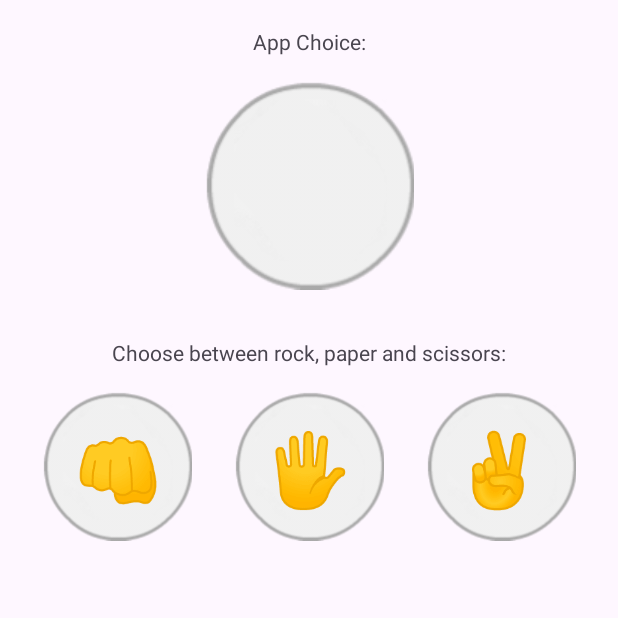
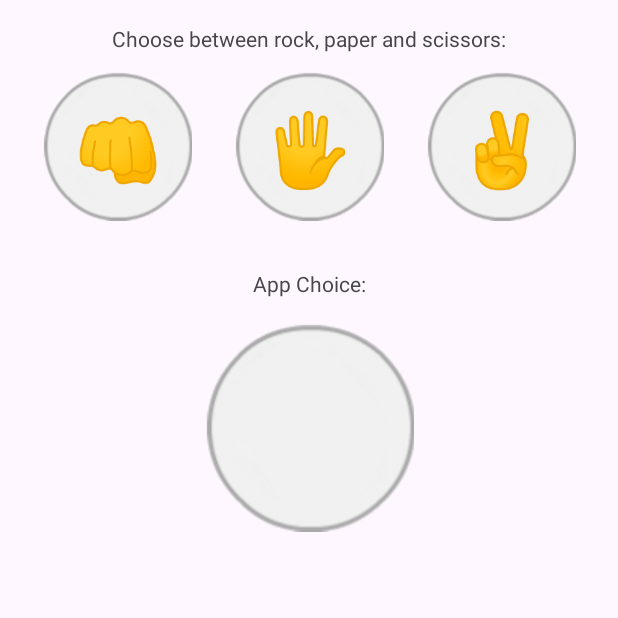
Before and after one commit to muriloonunes/RockPaperScissors, an Android app: the screen it shows after launch (MainActivity), on a phone screen of 412 x 824 dp, the top half of it. Run offline under Robolectric (Android 15) with nearby library versions, the phone set to English and light mode, and no system bars.

Commit message:
updated UI - v0.1

```diff
--- a/app/src/main/AndroidManifest.xml
+++ b/app/src/main/AndroidManifest.xml
@@ -1,6 +1,9 @@
-<?xml version="0.0.1" encoding="utf-8"?>
+<?xml version="1.0" encoding="utf-8"?>
 <manifest xmlns:android="http://schemas.android.com/apk/res/android"
-    xmlns:tools="http://schemas.android.com/tools">
+    xmlns:tools="http://schemas.android.com/tools"
+    package="com.murile.jokenpo"
+    android:versionCode="1"
+    android:versionName="0.1">
 
     <application
         android:allowBackup="true"
--- a/app/src/main/java/com/murile/jokenpo/MainActivity.kt
+++ b/app/src/main/java/com/murile/jokenpo/MainActivity.kt
@@ -36,19 +36,15 @@ class MainActivity : AppCompatActivity() {
         val options = arrayOf("rock", "paper", "scissors")
         val appChoice = options[randomNumber]
         val textChoice = findViewById<TextView>(R.id.textChoice)
-        val textApp = findViewById<TextView>(R.id.textApp)
 
         when (appChoice) {
             "rock" -> {
-                textApp.setText(R.string.app_choice_rock)
                 textChoice.setText(R.string.rock)
             }
             "paper" -> {
-                textApp.setText(R.string.app_choice_paper)
                 textChoice.setText(R.string.paper)
             }
             "scissors" -> {
-                textApp.setText(R.string.app_choice_scissors)
                 textChoice.setText(R.string.scissors)
             }
         }
--- a/app/src/main/res/layout/activity_main.xml
+++ b/app/src/main/res/layout/activity_main.xml
@@ -6,18 +6,6 @@
     android:layout_width="match_parent"
     android:layout_height="match_parent"
     tools:context=".MainActivity">
-
-    <TextView
-        android:id="@+id/textApp"
-        android:layout_width="wrap_content"
-        android:layout_height="wrap_content"
-        android:text="@string/app_choice"
-        android:textAlignment="center"
-        app:layout_constraintBottom_toBottomOf="parent"
-        app:layout_constraintEnd_toEndOf="parent"
-        app:layout_constraintStart_toStartOf="parent"
-        app:layout_constraintTop_toTopOf="parent"
-        app:layout_constraintVertical_bias="0.022" />
 
     <ImageView
         android:id="@+id/imageApp"
@@ -32,22 +20,37 @@
         app:srcCompat="@drawable/padrao" />
 
     <TextView
-        android:id="@+id/textUser"
+        android:id="@+id/textApp"
         android:layout_width="wrap_content"
         android:layout_height="wrap_content"
         android:layout_marginTop="32dp"
-        android:text="@string/user_choice"
+        android:text="@string/app_choice"
+        android:textAlignment="center"
+        app:layout_constraintEnd_toEndOf="parent"
+        app:layout_constraintStart_toStartOf="parent"
+        app:layout_constraintTop_toBottomOf="@+id/imagePaper" />
+
+    <ImageView
+        android:id="@+id/imageScissors"
+        android:layout_width="100dp"
+        android:layout_height="100dp"
+        android:layout_marginTop="12dp"
+        android:adjustViewBounds="true"
+        android:contentDescription="@string/image_scissor_description"
+        android:onClick="selectScissors"
         app:layout_constraintEnd_toEndOf="parent"
         app:layout_constraintHorizontal_bias="0.5"
-        app:layout_constraintStart_toStartOf="parent"
-        app:layout_constraintTop_toBottomOf="@+id/imageApp" />
+        app:layout_constraintStart_toEndOf="@+id/imagePaper"
+        app:layout_constraintTop_toBottomOf="@+id/textUser"
+        app:srcCompat="@drawable/padrao" />
 
     <ImageView
         android:id="@+id/imageRock"
         android:layout_width="100dp"
         android:layout_height="100dp"
-        android:layout_marginTop="16dp"
+        android:layout_marginTop="12dp"
         android:adjustViewBounds="true"
+        android:contentDescription="@string/image_rock_description"
         android:onClick="selectRock"
         app:layout_constraintEnd_toStartOf="@+id/imagePaper"
         app:layout_constraintHorizontal_bias="0.5"
@@ -59,8 +62,9 @@
         android:id="@+id/imagePaper"
         android:layout_width="100dp"
         android:layout_height="100dp"
-        android:layout_marginTop="16dp"
+        android:layout_marginTop="12dp"
         android:adjustViewBounds="true"
+        android:contentDescription="@string/image_paper_description"
         android:onClick="selectPaper"
         app:layout_constraintEnd_toStartOf="@+id/imageScissors"
         app:layout_constraintHorizontal_bias="0.5"
@@ -68,18 +72,44 @@
         app:layout_constraintTop_toBottomOf="@+id/textUser"
         app:srcCompat="@drawable/padrao" />
 
-    <ImageView
-        android:id="@+id/imageScissors"
-        android:layout_width="100dp"
-        android:layout_height="100dp"
+    <TextView
+        android:id="@+id/textPapel"
+        android:layout_width="wrap_content"
+        android:layout_height="wrap_content"
+        android:text="@string/paper"
+        android:textAlignment="center"
+        android:textSize="48sp"
+        app:layout_constraintBottom_toBottomOf="@+id/imagePaper"
+        app:layout_constraintEnd_toEndOf="@+id/imagePaper"
+        app:layout_constraintHorizontal_bias="0.5"
+        app:layout_constraintStart_toStartOf="@+id/imagePaper"
+        app:layout_constraintTop_toTopOf="@+id/imagePaper"
+        app:layout_constraintVertical_bias="0.5" />
+
+    <TextView
+        android:id="@+id/textTesoura"
+        android:layout_width="wrap_content"
+        android:layout_height="wrap_content"
+        android:text="@string/scissors"
+        android:textAlignment="center"
+        android:textSize="48sp"
+        app:layout_constraintBottom_toBottomOf="@+id/imageScissors"
+        app:layout_constraintEnd_toEndOf="@+id/imageScissors"
+        app:layout_constraintHorizontal_bias="0.5"
+        app:layout_constraintStart_toStartOf="@+id/imageScissors"
+        app:layout_constraintTop_toTopOf="@+id/imageScissors"
+        app:layout_constraintVertical_bias="0.5" />
+
+    <TextView
+        android:id="@+id/textUser"
+        android:layout_width="wrap_content"
+        android:layout_height="wrap_content"
         android:layout_marginTop="16dp"
-        android:adjustViewBounds="true"
-        android:onClick="selectScissors"
+        android:text="@string/user_choice"
         app:layout_constraintEnd_toEndOf="parent"
         app:layout_constraintHorizontal_bias="0.5"
-        app:layout_constraintStart_toEndOf="@+id/imagePaper"
-        app:layout_constraintTop_toBottomOf="@+id/textUser"
-        app:srcCompat="@drawable/padrao" />
+        app:layout_constraintStart_toStartOf="parent"
+        app:layout_constraintTop_toTopOf="parent" />
 
     <TextView
         android:id="@+id/textPedra"
@@ -91,45 +121,34 @@
         app:layout_constraintBottom_toBottomOf="@+id/imageRock"
         app:layout_constraintEnd_toEndOf="@+id/imageRock"
         app:layout_constraintStart_toStartOf="@+id/imageRock"
-        app:layout_constraintTop_toTopOf="@+id/imageRock" />
-
-    <TextView
-        android:id="@+id/textPapel"
-        android:layout_width="wrap_content"
-        android:layout_height="wrap_content"
-        android:text="@string/paper"
-        android:textAlignment="center"
-        android:textSize="48sp"
-        app:layout_constraintBottom_toBottomOf="@+id/imagePaper"
-        app:layout_constraintEnd_toEndOf="@+id/imagePaper"
-        app:layout_constraintStart_toStartOf="@+id/imagePaper"
-        app:layout_constraintTop_toTopOf="@+id/imagePaper" />
-
-    <TextView
-        android:id="@+id/textTesoura"
-        android:layout_width="wrap_content"
-        android:layout_height="wrap_content"
-        android:text="@string/scissors"
-        android:textAlignment="center"
-        android:textSize="48sp"
-        app:layout_constraintBottom_toBottomOf="@+id/imageScissors"
-        app:layout_constraintEnd_toEndOf="@+id/imageScissors"
-        app:layout_constraintHorizontal_bias="0.45"
-        app:layout_constraintStart_toStartOf="@+id/imageScissors"
-        app:layout_constraintTop_toTopOf="@+id/imageScissors" />
+        app:layout_constraintTop_toTopOf="@+id/imageRock"
+        app:layout_constraintVertical_bias="0.50" />
 
     <TextView
         android:id="@+id/textResult"
         android:layout_width="wrap_content"
         android:layout_height="wrap_content"
-        android:layout_marginTop="32dp"
+        android:layout_marginTop="16dp"
         android:textAlignment="center"
         android:textSize="24sp"
         android:textStyle="bold"
+        app:layout_constraintBottom_toBottomOf="parent"
         app:layout_constraintEnd_toEndOf="parent"
         app:layout_constraintHorizontal_bias="0.498"
         app:layout_constraintStart_toStartOf="parent"
-        app:layout_constraintTop_toBottomOf="@+id/textOverview" />
+        app:layout_constraintTop_toBottomOf="@+id/textOverview"
+        app:layout_constraintVertical_bias="0.0" />
+
+    <TextView
+        android:id="@+id/textOverview"
+        android:layout_width="wrap_content"
+        android:layout_height="wrap_content"
+        android:layout_marginTop="32dp"
+        android:textAlignment="center"
+        app:layout_constraintEnd_toEndOf="parent"
+        app:layout_constraintHorizontal_bias="0.5"
+        app:layout_constraintStart_toStartOf="parent"
+        app:layout_constraintTop_toBottomOf="@+id/imageApp" />
 
     <TextView
         android:id="@+id/textChoice"
@@ -141,15 +160,4 @@
         app:layout_constraintStart_toStartOf="@+id/imageApp"
         app:layout_constraintTop_toTopOf="@+id/imageApp" />
 
-    <TextView
-        android:id="@+id/textOverview"
-        android:layout_width="wrap_content"
-        android:layout_height="wrap_content"
-        android:layout_marginTop="32dp"
-        android:textAlignment="center"
-        app:layout_constraintEnd_toEndOf="parent"
-        app:layout_constraintHorizontal_bias="0.5"
-        app:layout_constraintStart_toStartOf="parent"
-        app:layout_constraintTop_toBottomOf="@+id/imagePaper" />
-
 </androidx.constraintlayout.widget.ConstraintLayout>
```
